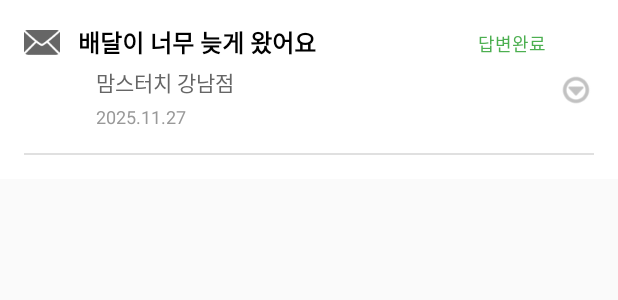
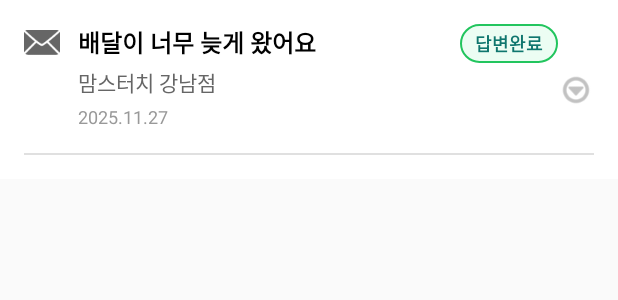
Before and after one commit to Ranunculus2165/mobile, an Android app: the layout item_support_ticket.xml on its own in the app's theme, with its tools: preview values and no code run, on a phone screen of 412 x 824 dp. Shown: the top 300 px of the screen. Run offline under Robolectric (Android 15) with nearby library versions, the phone set to English and light mode, and no system bars.

Commit message:
[UPDATE] 1대1문의 보기 페이지 디자인 수정

```diff
--- a/mobile/app/src/main/res/layout/activity_support_ticket_list.xml
+++ b/mobile/app/src/main/res/layout/activity_support_ticket_list.xml
@@ -66,11 +66,11 @@
     <Button
         android:id="@+id/btnCreateTicket"
         android:layout_width="0dp"
-        android:layout_height="wrap_content"
+        android:layout_height="56dp"
         android:text="문의하기"
         android:textColor="#FFFFFF"
-        android:backgroundTint="#03DAC5"
-        android:padding="16dp"
+        android:background="@drawable/bg_teal_rounded_14"
+        android:padding="12dp"
         android:layout_margin="16dp"
         android:textSize="16sp"
         app:layout_constraintBottom_toBottomOf="parent"
--- a/mobile/app/src/main/res/layout/item_support_ticket.xml
+++ b/mobile/app/src/main/res/layout/item_support_ticket.xml
@@ -43,7 +43,6 @@
         android:textSize="14sp"
         android:textColor="#666666"
         android:layout_marginTop="4dp"
-        android:layout_marginStart="12dp"
         app:layout_constraintTop_toBottomOf="@id/tvTitle"
         app:layout_constraintStart_toStartOf="@id/tvTitle"
         app:layout_constraintEnd_toEndOf="@id/tvTitle" />
@@ -57,7 +56,6 @@
         android:textSize="12sp"
         android:textColor="#999999"
         android:layout_marginTop="4dp"
-        android:layout_marginStart="12dp"
         app:layout_constraintTop_toBottomOf="@id/tvStoreName"
         app:layout_constraintStart_toStartOf="@id/tvTitle"
         app:layout_constraintEnd_toEndOf="@id/tvTitle" />
@@ -69,8 +67,10 @@
         android:layout_height="wrap_content"
         android:text="답변완료"
         android:textSize="12sp"
-        android:textColor="#4CAF50"
-        android:paddingHorizontal="8dp"
+        android:textStyle="bold"
+        android:textColor="#0F766E"
+        android:background="@drawable/bg_store_status_open"
+        android:paddingHorizontal="10dp"
         android:paddingVertical="4dp"
         app:layout_constraintTop_toTopOf="@id/tvTitle"
         app:layout_constraintEnd_toStartOf="@id/ivArrow" />
```
Also changed, not shown: mobile/app/src/main/java/com/example/mobile/ui/supportticket/SupportTicketAdapter.kt (+7 -6 lines), mobile/app/src/main/res/layout/activity_support_ticket_detail.xml (+4 -3 lines).
